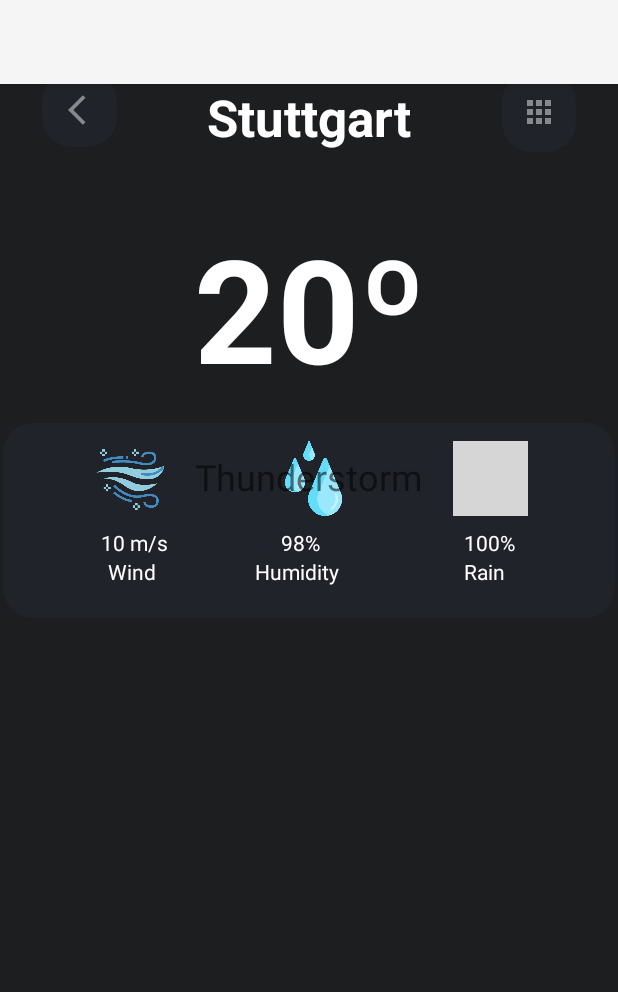
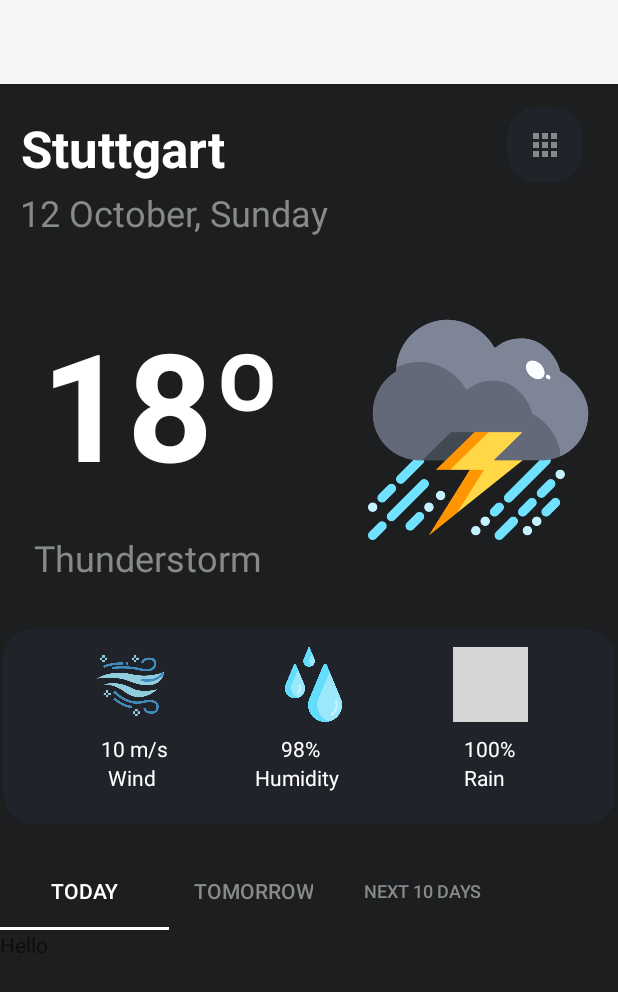
Before and after one commit to AndersonPS94/PrevisaoDoTempoApp, an Android app: the screen it shows after launch (CityDetailsActivity before the commit, MainActivity after it), after a tap on "Stuttgart", on a phone screen of 412 x 824 dp. Shown: the top 992 px of the screen. Run offline under Robolectric (Android 15) with nearby library versions, the light colour scheme and no system bars; 1 statement that could not run was skipped; grey boxes are pictures that could not be loaded.

Commit message:
first commit

```diff
--- /dev/null
+++ b/app/src/main/java/com/example/previsaodotempo/adapters/ViewPagerAdapter.kt
@@ -0,0 +1,30 @@
+package com.example.previsaodotempo.adapters
+
+import androidx.fragment.app.Fragment
+import androidx.fragment.app.FragmentManager
+import androidx.lifecycle.Lifecycle
+import androidx.viewpager2.adapter.FragmentStateAdapter
+import com.example.previsaodotempo.fragments.NextDaysFragment
+import com.example.previsaodotempo.fragments.TodayFragment
+import com.example.previsaodotempo.fragments.TomorrowFragment
+
+class ViewPagerAdapter (
+    val abas: List<String>,
+    fragmentManager: FragmentManager,
+    lifecycle: Lifecycle
+)
+    : FragmentStateAdapter(fragmentManager, lifecycle){
+        override fun getItemCount() : Int {
+            return abas.size
+        }
+
+
+    override fun createFragment(position: Int): Fragment {
+         when (position) {
+            0 -> return TodayFragment()
+            1 -> return TomorrowFragment()
+            2 -> return NextDaysFragment()
+            }
+        return TodayFragment()
+        }
+    }
--- a/app/src/main/java/com/example/previsaodotempo/TomorrowFragment.kt
+++ b/app/src/main/java/com/example/previsaodotempo/fragments/TomorrowFragment.kt
@@ -1,4 +1,4 @@
-package com.example.previsaodotempo
+package com.example.previsaodotempo.fragments
 
 import androidx.fragment.app.viewModels
 import android.os.Bundle
@@ -6,6 +6,8 @@
 import android.view.LayoutInflater
 import android.view.View
 import android.view.ViewGroup
+import com.example.previsaodotempo.R
+import com.example.previsaodotempo.vielmodel.TomorrowViewModel
 
 class TomorrowFragment : Fragment() {
 
--- a/app/src/main/java/com/example/previsaodotempo/NextDaysViewModel.kt
+++ b/app/src/main/java/com/example/previsaodotempo/vielmodel/NextDaysViewModel.kt
@@ -1,4 +1,4 @@
-package com.example.previsaodotempo
+package com.example.previsaodotempo.vielmodel
 
 import androidx.lifecycle.ViewModel
 
--- a/app/src/main/java/com/example/previsaodotempo/TodayViewModel.kt
+++ b/app/src/main/java/com/example/previsaodotempo/vielmodel/TodayViewModel.kt
@@ -1,4 +1,4 @@
-package com.example.previsaodotempo
+package com.example.previsaodotempo.vielmodel
 
 import androidx.lifecycle.ViewModel
 
--- a/app/src/main/java/com/example/previsaodotempo/TomorrowViewModel.kt
+++ b/app/src/main/java/com/example/previsaodotempo/vielmodel/TomorrowViewModel.kt
@@ -1,4 +1,4 @@
-package com.example.previsaodotempo
+package com.example.previsaodotempo.vielmodel
 
 import androidx.lifecycle.ViewModel
 
--- a/app/src/main/java/com/example/previsaodotempo/view/MainActivity.kt
+++ b/app/src/main/java/com/example/previsaodotempo/view/MainActivity.kt
@@ -7,7 +7,9 @@
 import androidx.core.view.ViewCompat
 import androidx.core.view.WindowInsetsCompat
 import com.example.previsaodotempo.R
+import com.example.previsaodotempo.adapters.ViewPagerAdapter
 import com.example.previsaodotempo.databinding.ActivityMainBinding
+import com.google.android.material.tabs.TabLayoutMediator
 
 class MainActivity : AppCompatActivity() {
     private val binding by lazy { ActivityMainBinding.inflate(layoutInflater) }
@@ -16,9 +18,20 @@
         enableEdgeToEdge()
         setContentView(binding.root)
         eventoClique()
+        inicializarNavegaçaoAbas()
 
 
+    }
 
+    private fun inicializarNavegaçaoAbas() {
+        val tabLayout = binding.tabLayoutInfo
+        val viewPager = binding.ViewPagerPrincipal
+
+        val abas = listOf("Today", "Tomorrow", "Next 10 days")
+        viewPager.adapter = ViewPagerAdapter(abas, supportFragmentManager, lifecycle)
+        TabLayoutMediator(tabLayout, viewPager) { tab, position ->
+            tab.text = abas[position]
+        }.attach()
     }
 
     private fun eventoClique() {
@@ -26,7 +39,5 @@
             intent = Intent(applicationContext, CityDetailsActivity::class.java)
             startActivity(intent)
         }
-
-
     }
 }
--- a/app/src/main/res/layout/activity_city_details.xml
+++ b/app/src/main/res/layout/activity_city_details.xml
@@ -13,7 +13,7 @@
         android:id="@+id/imageView2"
         android:layout_width="408dp"
         android:layout_height="130dp"
-        app:layout_constraintBottom_toTopOf="@+id/recyclerView"
+        android:layout_marginTop="8dp"
         app:layout_constraintEnd_toEndOf="parent"
         app:layout_constraintHorizontal_bias="0.5"
         app:layout_constraintStart_toStartOf="parent"
@@ -223,11 +223,13 @@
         app:layout_constraintTop_toBottomOf="@+id/textTempAtual" />
 
     <androidx.recyclerview.widget.RecyclerView
-        android:id="@+id/recyclerView"
+        android:id="@+id/rvNextDays"
         android:layout_width="0dp"
-        android:layout_height="464dp"
+        android:layout_height="0dp"
         app:layout_constraintBottom_toBottomOf="parent"
         app:layout_constraintEnd_toEndOf="parent"
-        app:layout_constraintStart_toStartOf="parent" />
+        app:layout_constraintStart_toStartOf="parent"
+        app:layout_constraintTop_toBottomOf="@+id/imageView2"
+        tools:listitem="@layout/item_today_nextdays" />
 
 </androidx.constraintlayout.widget.ConstraintLayout>
--- a/app/src/main/res/layout/activity_main.xml
+++ b/app/src/main/res/layout/activity_main.xml
@@ -78,16 +78,19 @@
         app:tabTextColor="@color/cinza">
 
         <com.google.android.material.tabs.TabItem
+            android:id="@+id/btnToday"
             android:layout_width="wrap_content"
             android:layout_height="wrap_content"
             android:text="Today" />
 
         <com.google.android.material.tabs.TabItem
+            android:id="@+id/btnTomorrow"
             android:layout_width="wrap_content"
             android:layout_height="wrap_content"
             android:text="Tomorrow" />
 
         <com.google.android.material.tabs.TabItem
+            android:id="@+id/btnNextDays"
             android:layout_width="wrap_content"
             android:layout_height="wrap_content"
             android:text="Next 10 days" />
--- a/app/src/main/res/layout/fragment_today.xml
+++ b/app/src/main/res/layout/fragment_today.xml
@@ -3,7 +3,7 @@
     xmlns:tools="http://schemas.android.com/tools"
     android:layout_width="match_parent"
     android:layout_height="match_parent"
-    tools:context=".TodayFragment">
+    tools:context=".fragments.TodayFragment">
 
     <TextView
         android:layout_width="match_parent"
--- a/app/src/main/res/layout/fragment_tomorrow.xml
+++ b/app/src/main/res/layout/fragment_tomorrow.xml
@@ -3,11 +3,11 @@
     xmlns:tools="http://schemas.android.com/tools"
     android:layout_width="match_parent"
     android:layout_height="match_parent"
-    tools:context=".TomorrowFragment">
+    tools:context=".fragments.TomorrowFragment">
 
     <androidx.fragment.app.FragmentContainerView
         android:id="@+id/fragmentContainerView"
-        android:name="com.example.previsaodotempo.TomorrowFragment"
+        android:name="com.example.previsaodotempo.fragments.TomorrowFragment"
         android:layout_width="wrap_content"
         android:layout_height="wrap_content" />
 
```
Also changed, not shown: app/src/main/java/com/example/previsaodotempo/fragments/NextDaysFragment.kt (renamed from app/src/main/java/com/example/previsaodotempo/TodayFragment.kt, +7 -5 lines), app/src/main/java/com/example/previsaodotempo/fragments/TodayFragment.kt (renamed from app/src/main/java/com/example/previsaodotempo/NextDaysFragment.kt, +7 -5 lines), app/src/main/res/layout/fragment_next_days.xml (+16 -6 lines), app/src/main/res/layout/item_today_nextdays.xml (renamed from app/src/main/res/layout/recycler_view_item.xml, +22 -33 lines), app/src/main/res/layout/recycler_view_item_1.xml (deleted, +0 -18 lines).
